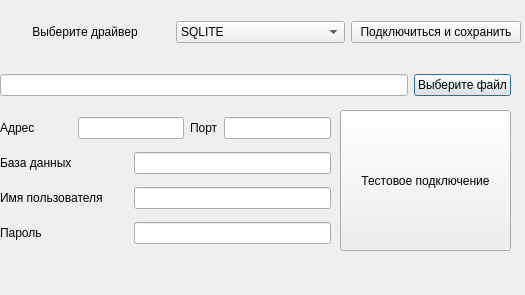
Before: the Qt Designer form connect_db.ui in mikhailKhmel/database_viewer, drawn with Qt 5.
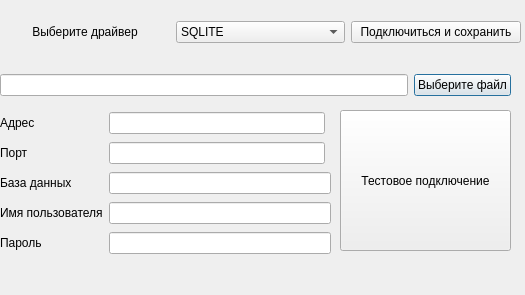
After: the same form once the commit is applied.

Diff of the .ui file:
```diff
--- a/connect_db.ui
+++ b/connect_db.ui
@@ -113,60 +113,60 @@
      <x>0</x>
      <y>110</y>
      <width>331</width>
-     <height>142</height>
+                    <height>150</height>
     </rect>
    </property>
    <layout class="QGridLayout" name="mysql_layout">
-    <item row="0" column="0">
-     <widget class="QLabel" name="label_2">
-      <property name="text">
-       <string>Адрес</string>
-      </property>
-     </widget>
-    </item>
-    <item row="0" column="3">
+                <item row="4" column="2" colspan="2">
+                    <widget class="QLineEdit" name="db"/>
+                </item>
+                <item row="6" column="2" colspan="2">
+                    <widget class="QLineEdit" name="password"/>
+                </item>
+                <item row="2" column="0">
      <widget class="QLabel" name="label_6">
       <property name="text">
        <string>Порт</string>
       </property>
      </widget>
     </item>
-    <item row="2" column="0" colspan="2">
+                <item row="5" column="0" colspan="2">
      <widget class="QLabel" name="label_4">
       <property name="text">
        <string>Имя пользователя</string>
       </property>
      </widget>
     </item>
-    <item row="3" column="0">
+                <item row="5" column="2" colspan="2">
+                    <widget class="QLineEdit" name="username"/>
+                </item>
+                <item row="4" column="0">
+                    <widget class="QLabel" name="label_3">
+                        <property name="text">
+                            <string>База данных</string>
+                        </property>
+                    </widget>
+                </item>
+                <item row="1" column="0">
+                    <widget class="QLabel" name="label_2">
+                        <property name="text">
+                            <string>Адрес</string>
+                        </property>
+                    </widget>
+                </item>
+                <item row="6" column="0">
      <widget class="QLabel" name="label_5">
       <property name="text">
        <string>Пароль</string>
       </property>
      </widget>
     </item>
-    <item row="0" column="1" colspan="2">
+                <item row="1" column="2">
      <widget class="QLineEdit" name="hostname_edit"/>
     </item>
-    <item row="1" column="0">
-     <widget class="QLabel" name="label_3">
-      <property name="text">
-       <string>База данных</string>
-      </property>
-     </widget>
-    </item>
-    <item row="0" column="4">
+                <item row="2" column="2">
      <widget class="QLineEdit" name="lineEdit_port"/>
     </item>
-    <item row="2" column="2" colspan="3">
-     <widget class="QLineEdit" name="username"/>
-    </item>
-    <item row="3" column="2" colspan="3">
-     <widget class="QLineEdit" name="password"/>
-    </item>
-    <item row="1" column="2" colspan="3">
-     <widget class="QLineEdit" name="db"/>
-    </item>
    </layout>
   </widget>
   <widget class="QLabel" name="connection_result">
@@ -174,7 +174,7 @@
     <rect>
      <x>10</x>
      <y>270</y>
-     <width>201</width>
+                    <width>501</width>
      <height>16</height>
     </rect>
    </property>
```
Lines whose indentation alone changed are shown as unchanged.
